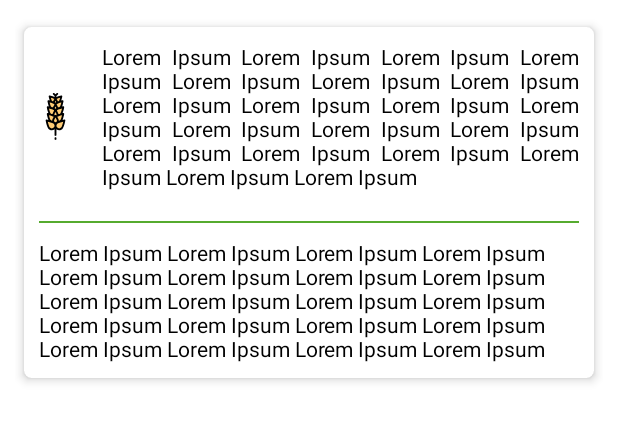
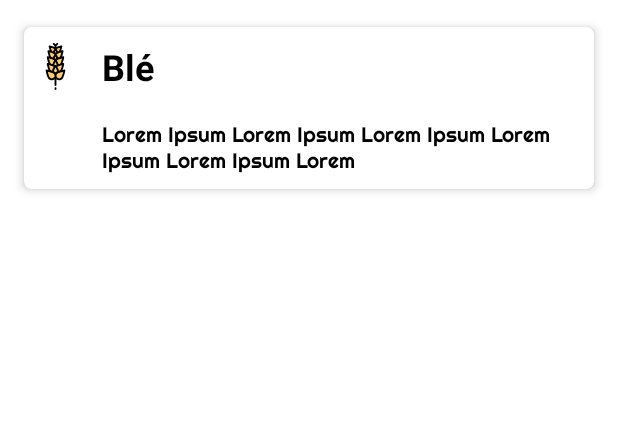
Before and after one commit to BenjaminSpoiden/CanteenAppAndroid, an Android app: the layout recyclerview_allergie_info.xml on its own in the app's theme, with its tools: preview values and no code run, on a phone screen of 412 x 824 dp. Shown: the top 421 px of the screen. Run offline under Robolectric (Android 15) with nearby library versions, the light colour scheme and no system bars; Roboto replaces fonts that are not available here.

Commit message:
Redesign recyclerview_allergie_info.xml to match figma

```diff
--- a/app/src/main/java/be/technifutur/devmob9/projet_cantinapp_android/view/adapter/AllergiesDetailItem.kt
+++ b/app/src/main/java/be/technifutur/devmob9/projet_cantinapp_android/view/adapter/AllergiesDetailItem.kt
@@ -27,6 +27,7 @@ class AllergiesDetailItem(val allergiesModel: AllergiesModel): AbstractItem<Alle
 
         override fun bindView(item: AllergiesDetailItem, payloads: List<Any>) {
             allergiesIllustration.setImageResource(item.allergiesModel.allergyIllustration)
+            // add allergene title & text here
         }
 
         override fun unbindView(item: AllergiesDetailItem) {
--- a/app/src/main/res/layout/recyclerview_allergie_info.xml
+++ b/app/src/main/res/layout/recyclerview_allergie_info.xml
@@ -10,7 +10,7 @@
 
     <com.google.android.material.card.MaterialCardView
         android:id="@+id/allergies_cardview"
-        android:layout_width="wrap_content"
+        android:layout_width="0dp"
         android:layout_height="wrap_content"
         app:cardBackgroundColor="@android:color/white"
         app:cardCornerRadius="5dp"
@@ -24,7 +24,7 @@
 
         <LinearLayout
             android:id="@+id/allergies_linear"
-            android:layout_width="wrap_content"
+            android:layout_width="match_parent"
             android:layout_height="wrap_content"
             android:orientation="vertical"
             tools:ignore="UseCompoundDrawables">
@@ -41,28 +41,31 @@
                     android:layout_gravity="center"
                     android:padding="5dp"
                     android:src="@drawable/ic_gluten" />
+
                 <TextView
+                    android:id="@+id/allergiesTitle"
                     android:layout_width="wrap_content"
                     android:layout_height="wrap_content"
                     android:layout_margin="10dp"
+                    android:fontFamily="@font/righteous"
+                    style="@style/TextAppearance.MaterialComponents.Headline5"
+                    android:textStyle="bold"
                     android:justificationMode="inter_word"
-                    android:text="Lorem Ipsum Lorem Ipsum Lorem Ipsum Lorem Ipsum Lorem Ipsum Lorem Ipsum Lorem Ipsum Lorem Ipsum Lorem Ipsum Lorem Ipsum Lorem Ipsum Lorem Ipsum Lorem Ipsum Lorem Ipsum Lorem Ipsum Lorem Ipsum Lorem Ipsum Lorem Ipsum Lorem Ipsum Lorem Ipsum"
-                    android:textColor="@android:color/black"/>
+                    android:text="Blé"
+                    android:textColor="@android:color/black" />
             </LinearLayout>
 
-            <View
-                android:layout_width="match_parent"
-                android:layout_height="1dp"
-                android:layout_margin="10dp"
-                android:background="@color/startGradient" />
             <TextView
+                android:id="@+id/allergiesDescription"
                 android:layout_width="match_parent"
                 android:layout_height="wrap_content"
-                android:text="Lorem Ipsum Lorem Ipsum Lorem Ipsum Lorem Ipsum Lorem Ipsum Lorem Ipsum Lorem Ipsum Lorem Ipsum Lorem Ipsum Lorem Ipsum Lorem Ipsum Lorem Ipsum Lorem Ipsum Lorem Ipsum Lorem Ipsum Lorem Ipsum Lorem Ipsum Lorem Ipsum Lorem Ipsum Lorem Ipsum"
-                android:layout_marginStart="10dp"
+                android:layout_marginTop="10dp"
+                android:layout_marginStart="52dp"
                 android:layout_marginEnd="10dp"
                 android:layout_marginBottom="10dp"
-                android:textColor="@android:color/black"/>
+                android:fontFamily="@font/righteous"
+                android:text="Lorem Ipsum Lorem Ipsum Lorem Ipsum Lorem Ipsum Lorem Ipsum Lorem "
+                android:textColor="@android:color/black" />
         </LinearLayout>
     </com.google.android.material.card.MaterialCardView>
 
```
